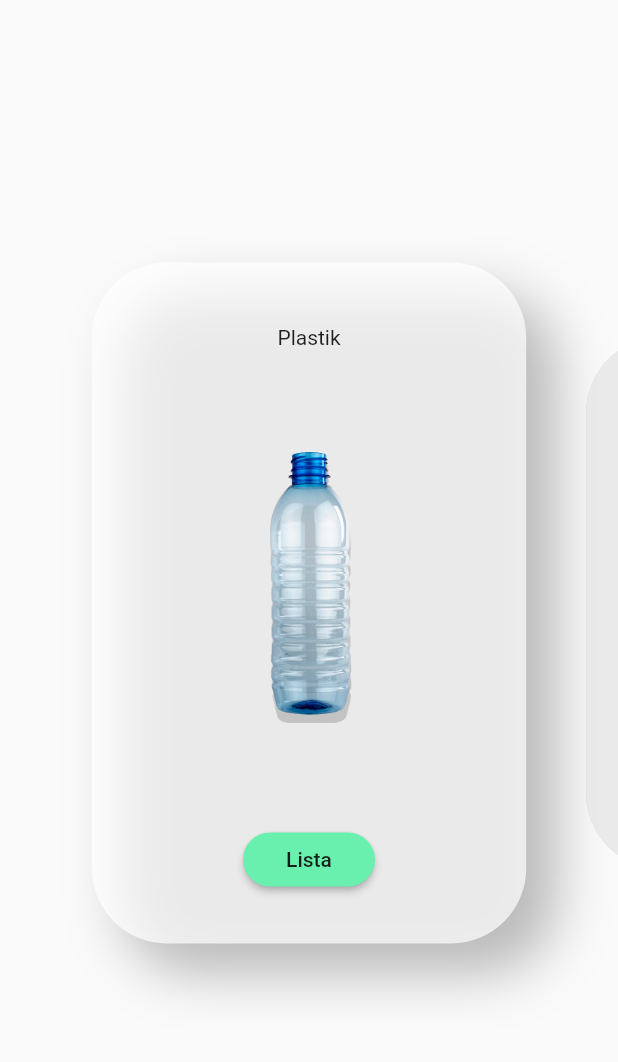
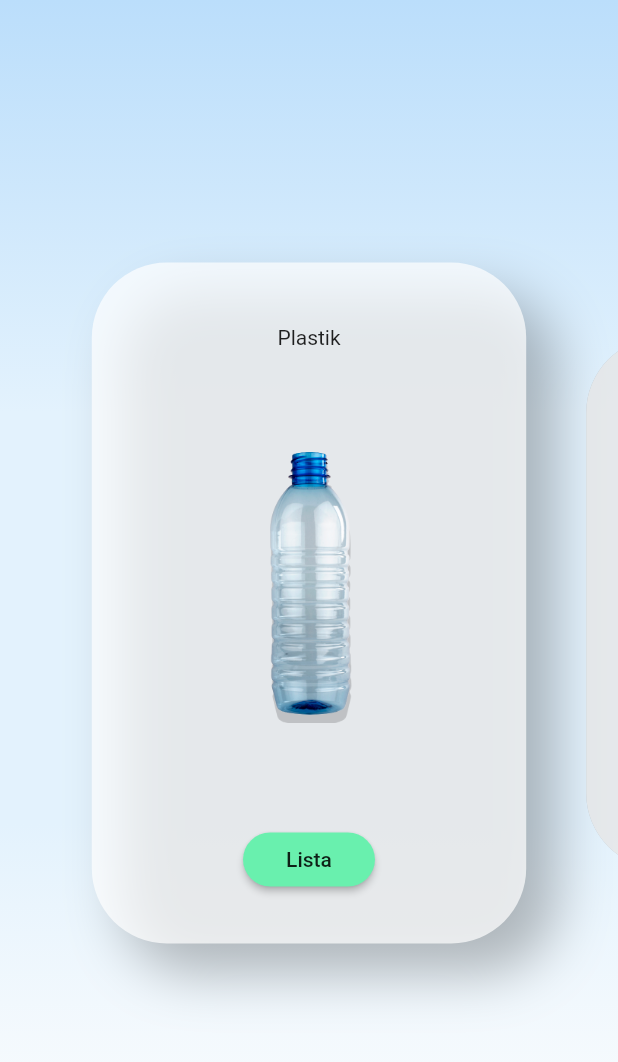
Before and after one commit to ciakarellas/recycling_app, a Flutter app: the screen it shows after launch, on a phone screen of 412 x 824 dp. Shown: the top 1062 px of the screen. Run offline on Flutter 3.47's test engine with Material 2 defaults, Android fonts, the phone set to English and light mode, and no system bars.

Commit message:
add gradient for app background

```diff
--- a/lib/View/home_page.dart
+++ b/lib/View/home_page.dart
@@ -5,8 +5,18 @@ class HomePage extends StatelessWidget {
   @override
   Widget build(BuildContext context) {
     // TODO: implement build
-    return Center(
-      child: Carousel(),
+    return Container(
+      decoration: BoxDecoration(
+
+        gradient: LinearGradient(
+          colors: [Colors.blue[100], Colors.blue[50], Colors.blue[50], Colors.white60],
+          begin: Alignment.topCenter,
+          end: Alignment.bottomCenter
+          )
+      ),
+      child: Center(
+        child: Carousel(),
+      ),
     );
   }
 
```
